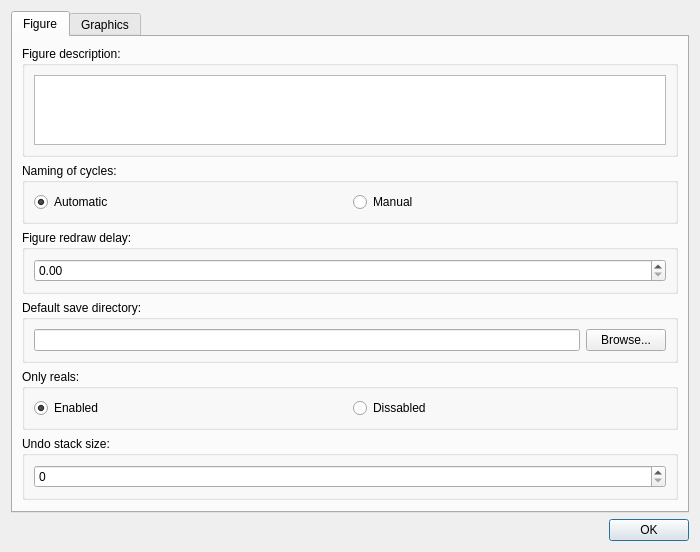
Above: forms/settingsdialog.ui from lhutton1/moebinv-gui before the change. Below: the same form after it.
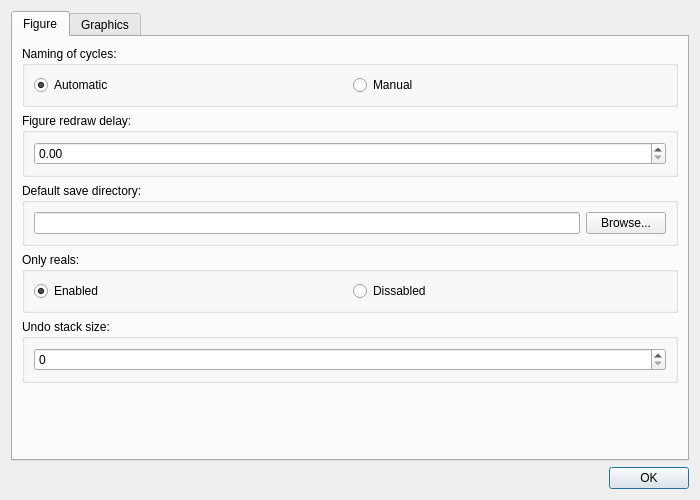
That is the form after the change.

The edit to the form file:
```diff
--- a/forms/settingsdialog.ui
+++ b/forms/settingsdialog.ui
@@ -24,25 +24,6 @@
        <string>Figure</string>
       </attribute>
       <layout class="QVBoxLayout" name="verticalLayout_2">
-       <item>
-        <widget class="QGroupBox" name="groupBox_5">
-         <property name="title">
-          <string>Figure description:</string>
-         </property>
-         <layout class="QVBoxLayout" name="verticalLayout_5">
-          <item>
-           <widget class="QTextEdit" name="figureDescriptionText">
-            <property name="maximumSize">
-             <size>
-              <width>16777215</width>
-              <height>70</height>
-             </size>
-            </property>
-           </widget>
-          </item>
-         </layout>
-        </widget>
-       </item>
        <item>
         <widget class="QGroupBox" name="groupBox">
          <property name="title">
```
